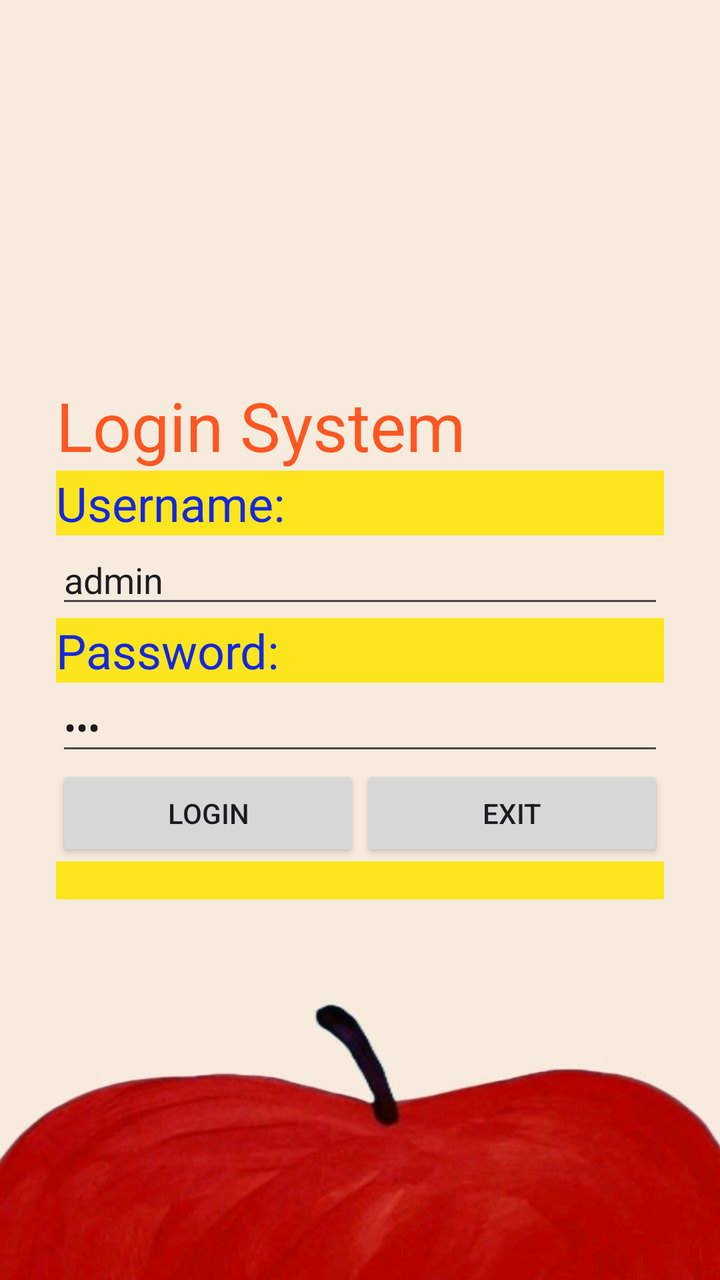
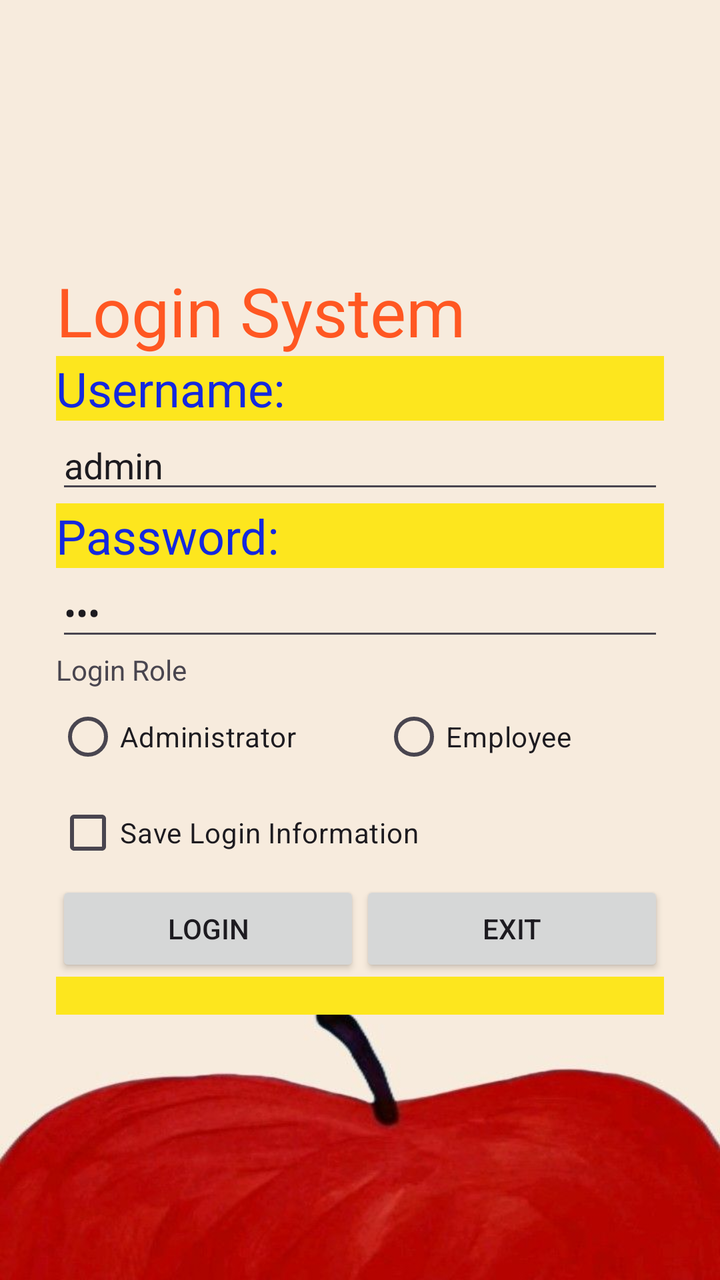

Before-and-after screenshots of an Android layout around one commit, followed by the original layout XML and the change that was made.
<!-- AndroidManifest.xml: application theme Theme.K234112EApp -->
<!-- res/layout/activity_login.xml -->
<?xml version="1.0" encoding="utf-8"?>
<LinearLayout xmlns:android="http://schemas.android.com/apk/res/android"
    xmlns:app="http://schemas.android.com/apk/res-auto"
    xmlns:tools="http://schemas.android.com/tools"
    android:id="@+id/main"
    android:layout_width="match_parent"
    android:layout_height="match_parent"
    android:background="@drawable/bg_apple"
    android:gravity="center"
    android:orientation="vertical"
    android:padding="28dp"
    tools:context=".LoginActivity">

    <TextView
        android:id="@+id/textView3"
        android:layout_width="match_parent"
        android:layout_height="wrap_content"
        android:text="@string/str_login_system"
        android:textAlignment="center"
        android:textColor="#FF5722"
        android:textSize="34sp" />

    <TextView
        android:id="@+id/textView4"
        android:layout_width="match_parent"
        android:layout_height="wrap_content"
        android:background="@color/yellow"
        android:text="@string/str_username"
        android:textColor="@color/blue"
        android:textSize="24sp" />

    <EditText
        android:text="admin"
        android:id="@+id/edtUserName"
        android:layout_width="match_parent"
        android:layout_height="wrap_content"
        android:ems="10"
        android:hint="@string/str_hint_username"
        android:inputType="text" />

    <TextView
        android:id="@+id/textView5"
        android:layout_width="match_parent"
        android:layout_height="wrap_content"
        android:background="@color/yellow"
        android:text="@string/str_password"
        android:textColor="@color/blue"
        android:textSize="24sp" />

    <EditText
        android:text="123"
        android:id="@+id/edtPassword"
        android:layout_width="match_parent"
        android:layout_height="wrap_content"
        android:ems="10"
        android:hint="@string/str_hint_password"
        android:inputType="textPassword" />

    <LinearLayout
        android:layout_width="match_parent"
        android:layout_height="wrap_content"
        android:orientation="horizontal">

        <Button
            android:id="@+id/btnLogin"
            android:layout_width="wrap_content"
            android:layout_height="wrap_content"
            android:layout_weight="1"
            android:onClick="loginSystem"
            android:text="@string/str_login" />

        <Button
            android:id="@+id/btnExit"
            android:layout_width="wrap_content"
            android:layout_height="wrap_content"
            android:layout_weight="1"
            android:onClick="exitSystem"
            android:text="@string/str_exit" />
    </LinearLayout>

    <TextView
        android:id="@+id/txtMessage"
        android:layout_width="match_parent"
        android:layout_height="wrap_content"
        android:background="@color/yellow" />
</LinearLayout>
<!-- resources referenced by this layout -->
<resources>
  <color name="blue">#1428DE</color>
  <color name="yellow">#FDE61E</color>
  <!-- drawable bg_apple: jpg bitmap (drawable, 19398 bytes) -->
  <string name="str_exit">Exit</string>
  <string name="str_hint_password">Enter your Password</string>
  <string name="str_hint_username">Enter your Username</string>
  <string name="str_login">Login</string>
  <string name="str_login_system">Login System</string>
  <string name="str_password">Password:</string>
  <string name="str_username">Username:</string>
  <style name="Theme.K234112EApp" parent="Base.Theme.K234112EApp" />
  <style name="Base.Theme.K234112EApp" parent="Theme.Material3.DayNight.NoActionBar">
          
          
      </style>
</resources>

<!-- the commit's change to res/layout/activity_login.xml (unified diff, before → after) -->
@@ -56,6 +56,35 @@
         android:hint="@string/str_hint_password"
         android:inputType="textPassword" />
 
+    <TextView
+        android:id="@+id/textView6"
+        android:layout_width="match_parent"
+        android:layout_height="wrap_content"
+        android:text="@string/str_login_role" />
+
+    <LinearLayout
+        android:layout_width="match_parent"
+        android:layout_height="wrap_content">
+
+        <RadioButton
+            android:id="@+id/radioButton2"
+            android:layout_width="163dp"
+            android:layout_height="wrap_content"
+            android:text="@string/str_role_admin" />
+
+        <RadioButton
+            android:id="@+id/radioButton"
+            android:layout_width="match_parent"
+            android:layout_height="wrap_content"
+            android:text="@string/str_role_employee" />
+    </LinearLayout>
+
+    <CheckBox
+        android:id="@+id/chkSaveLogin"
+        android:layout_width="match_parent"
+        android:layout_height="wrap_content"
+        android:text="@string/str_save_login_infor" />
+
     <LinearLayout
         android:layout_width="match_parent"
         android:layout_height="wrap_content"
<!-- resource entries referenced after the edit -->
@@ -7,8 +7,12 @@
   <string name="str_hint_password">Enter your Password</string>
   <string name="str_hint_username">Enter your Username</string>
   <string name="str_login">Login</string>
+  <string name="str_login_role">Login Role</string>
   <string name="str_login_system">Login System</string>
   <string name="str_password">Password:</string>
+  <string name="str_role_admin">Administrator</string>
+  <string name="str_role_employee">Employee</string>
+  <string name="str_save_login_infor">Save Login Information</string>
   <string name="str_username">Username:</string>
   <style name="Theme.K234112EApp" parent="Base.Theme.K234112EApp" />
   <style name="Base.Theme.K234112EApp" parent="Theme.Material3.DayNight.NoActionBar">
